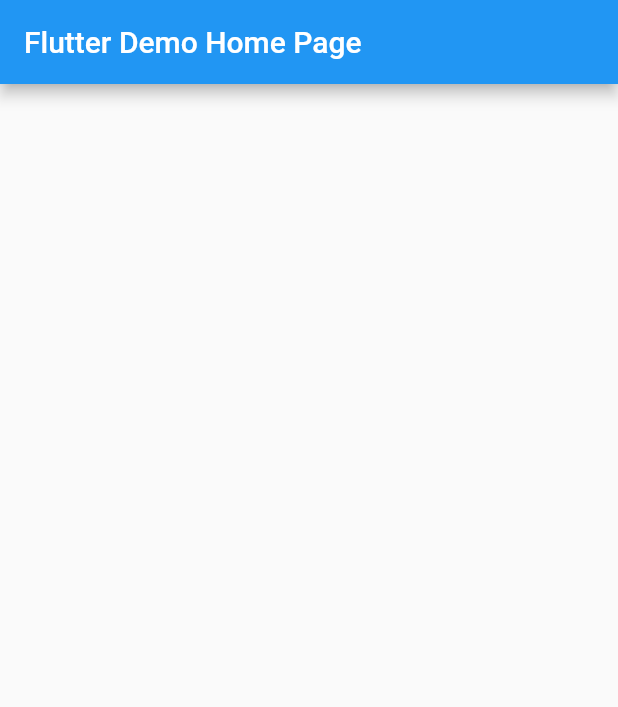
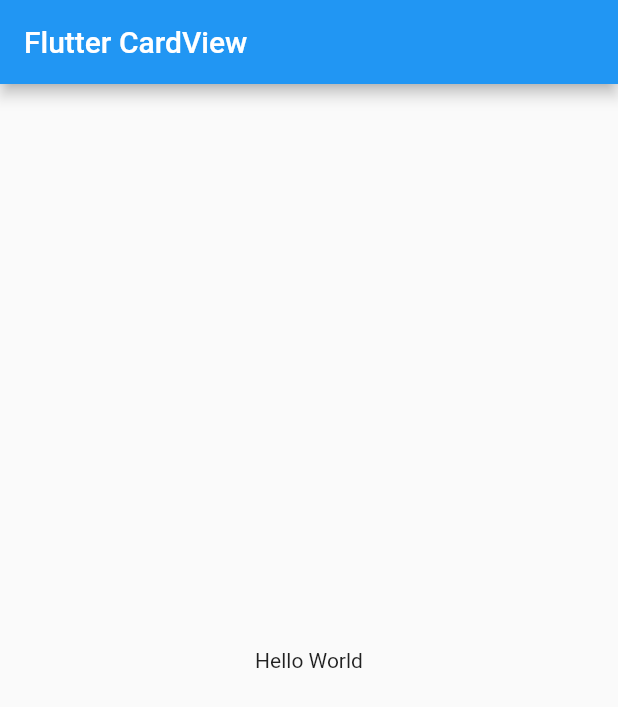
Before and after one commit to Safaanam/flutter_components, a Flutter app: the screen it shows after launch, on a phone screen of 412 x 824 dp. Shown: the top 707 px of the screen. Run offline on Flutter 3.47's test engine with Material 2 defaults, Android fonts, the phone set to English and light mode, and no system bars.

Commit message:
main changes

```diff
--- a/lib/main.dart
+++ b/lib/main.dart
@@ -8,9 +8,10 @@
   const MyApp({Key? key}) : super(key: key);
   @override
   Widget build(BuildContext context) {
-    return MaterialApp(
-      title: 'Flutter Demo',
-      home: const MyHomePage(title: 'Flutter Demo Home Page'),
+    return const MaterialApp(
+      debugShowCheckedModeBanner: false,
+      title: 'Flutter Cards',
+      home: MyHomePage(title: 'Flutter CardView'),
     );
   }
 }
@@ -30,11 +31,14 @@
   @override
   Widget build(BuildContext context) {
 
-    return Scaffold(
-      appBar: AppBar(
-        title: Text(widget.title),
-      ),
-      body: Container(
+    return SafeArea(
+      child: Scaffold(
+        appBar: AppBar(
+          title: Text(widget.title),
+        ),
+        body: const Center(
+          child: Text("Hello World")
+        ),
       ),
     );
   }
```
Also changed, not shown: pubspec.yaml (+4 -4 lines).
